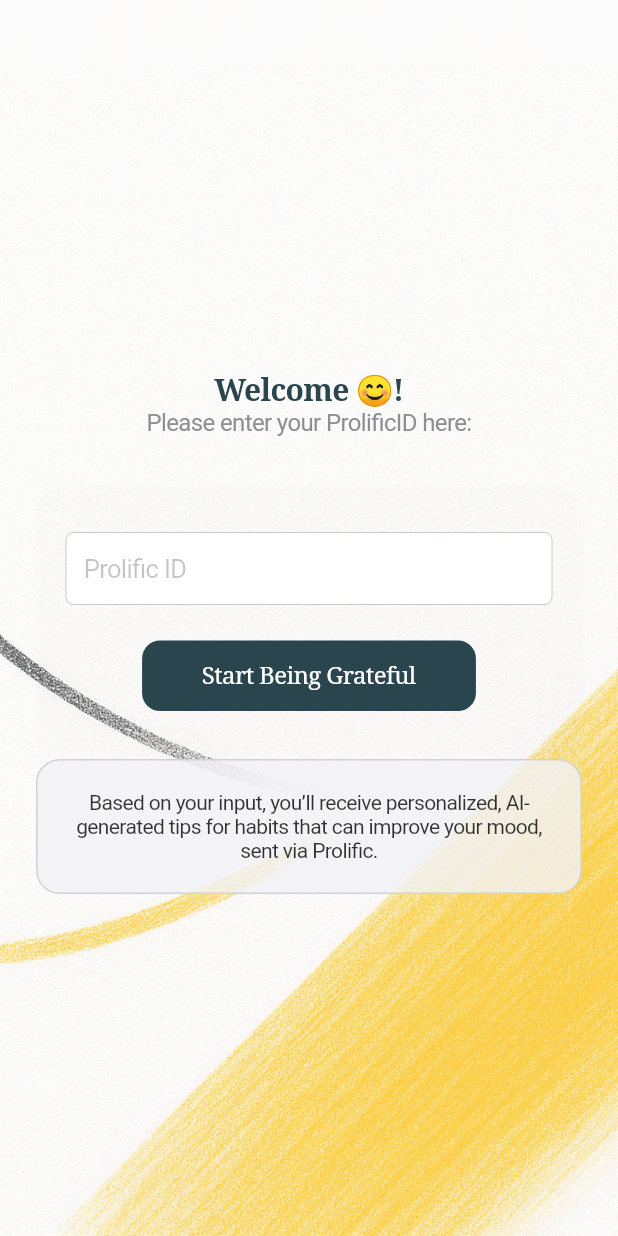
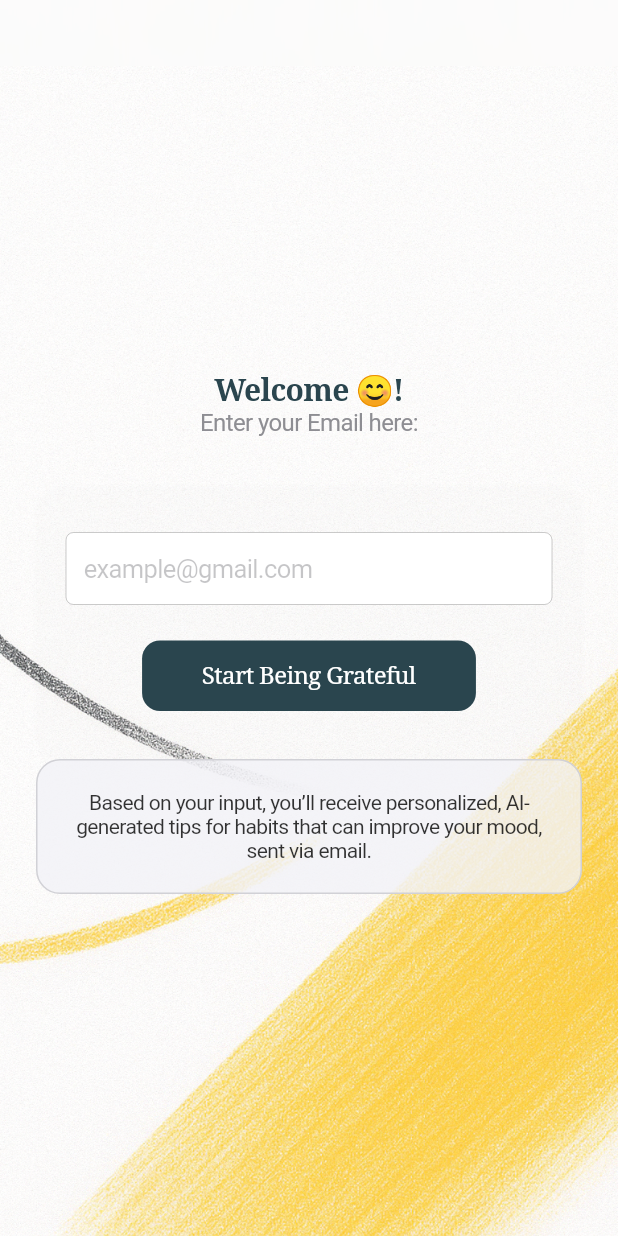
Before and after one commit to NicolasRoever/voice_memo_app, a Flutter app: the screen it shows after launch, on a phone screen of 412 x 824 dp. Run offline on Flutter 3.47's test engine with Material 3 defaults, Android fonts, the light colour scheme and no system bars; our stand-ins replace flutter_dotenv, flutter_riverpod, go_router, google_fonts, just_audio, shared_preferences and 2 more; missing offline and left inert: record; accounts and stored records are empty.

Commit message:
Add curl call and small UI adjustments for meta trial.

```diff
--- a/lib/ui/home_screen/view_models/home_view_model.dart
+++ b/lib/ui/home_screen/view_models/home_view_model.dart
@@ -16,8 +16,8 @@
 
   String greeting(String? userName) {
     final name = (userName?.isNotEmpty == true) ? userName! : 'Guest';
-    // RegExp(r'\d') matches any numeric character
-    if (RegExp(r'\d').hasMatch(name)) {
+    // Match any numeric character or '@'
+    if (RegExp(r'[\d@]').hasMatch(name)) {
       return 'Hi, You 👋';
     }
     return 'Hi, $name 👋';
--- a/lib/ui/onboarding_screen/view_models/user_auth_view_model.dart
+++ b/lib/ui/onboarding_screen/view_models/user_auth_view_model.dart
@@ -27,11 +27,11 @@
     final user = AppUser(
       user_id: id,
       name: name,
-      openedAt: DateTime.now(),
+      openedAt: DateTime.now().toUtc().millisecondsSinceEpoch ~/ 1000,
     );
 
     try {
-      await userRepo.saveUserToDatabase(user);
+      await userRepo.registerAndSaveUser(user);
       state = const AsyncData(null);
     } catch (e, st) {
       state = AsyncError(e, st);
--- a/lib/ui/onboarding_screen/widgets/user_auth_view.dart
+++ b/lib/ui/onboarding_screen/widgets/user_auth_view.dart
@@ -52,7 +52,7 @@
                       textAlign: TextAlign.center,
                     ),
                     Text(
-                      'Please enter your ProlificID here: ',
+                      'Enter your Email here: ',
                       style: AppTypography.subtitle,
                       textAlign: TextAlign.center,
                     ),
@@ -76,7 +76,7 @@
                         children: [
                           CupertinoTextField(
                             controller: _controller,
-                            placeholder: 'Prolific ID',
+                            placeholder: 'example@gmail.com',
                             padding: const EdgeInsets.symmetric(vertical: 14, horizontal: 12),
                           ),
                           const SizedBox(height: 24),
@@ -108,7 +108,7 @@
                         border: Border.all(color: CupertinoColors.systemGrey4, width: 1),
                       ),
                       child: Text(
-                        'Based on your input, you’ll receive personalized, AI-generated tips for habits that can improve your mood, sent via Prolific.',
+                        'Based on your input, you’ll receive personalized, AI-generated tips for habits that can improve your mood, sent via email.',
                         style: AppTypography.subtitle.copyWith(
                           color: CupertinoColors.black.withOpacity(0.8),
                           fontSize: 14,
```
Also changed, not shown: lib/data/repositories/user_repository.dart (+21 -3 lines), lib/data/services/post_request_service.dart (added, +38 -0 lines).
